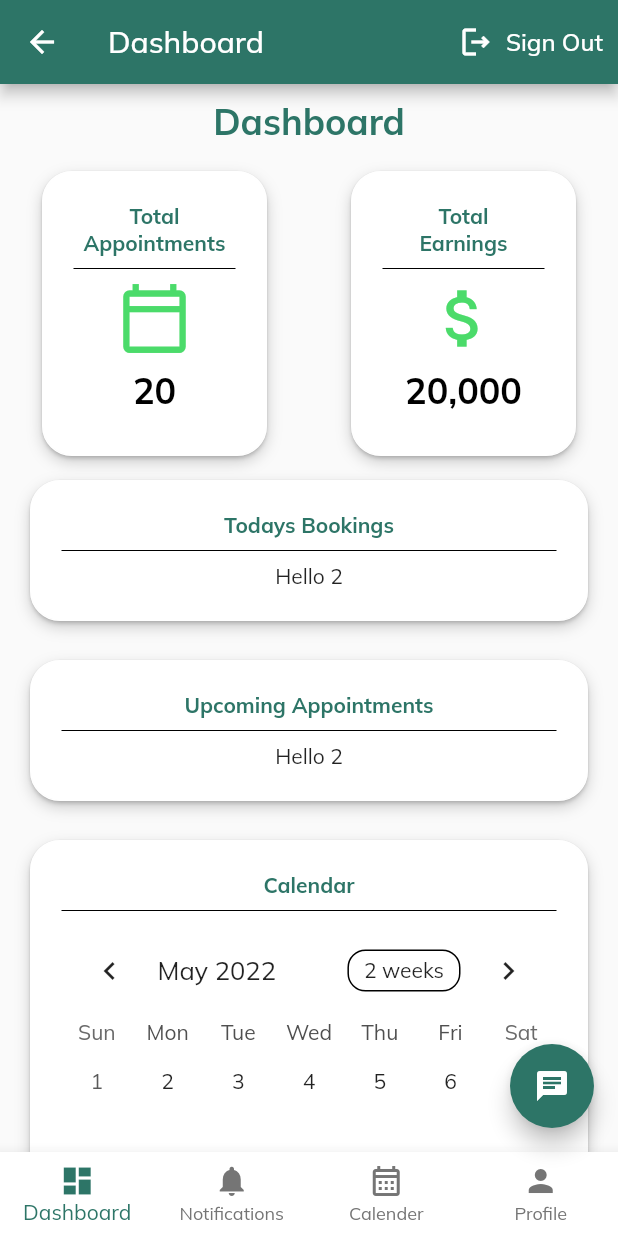
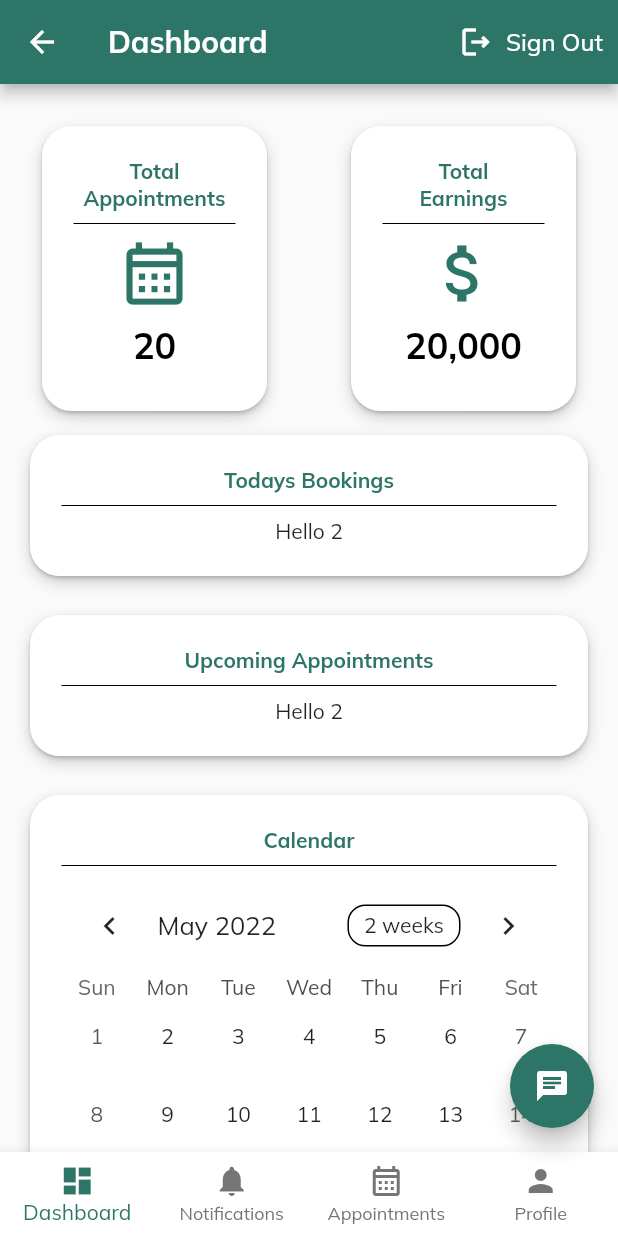
Before and after one commit to yousaf530/Helpex_App, a Flutter app: the AdvisorHome screen opened directly, on a phone screen of 412 x 824 dp. Run offline on Flutter 3.47's test engine with Material 2 defaults, Android fonts, the phone set to English and light mode, and no system bars; drawn by our look-alikes of table_calendar; our stand-ins replace cloud_firestore, date_field, email_validator, firebase_auth, firebase_core, firebase_storage and 6 more; missing offline and left inert: images_picker; accounts and stored records are empty.

Commit message:
Basic UI Changes

```diff
--- a/helpex/lib/main.dart
+++ b/helpex/lib/main.dart
@@ -1,6 +1,5 @@
 import 'package:firebase_core/firebase_core.dart';
 import 'package:flutter/material.dart';
-import 'package:helpex_app/authenticate/sign_in.dart';
 import 'package:helpex_app/screens/wrapper.dart';
 import 'package:helpex_app/services/auth.dart';
 import 'package:helpex_app/state/userModel.dart';
@@ -12,9 +11,10 @@ import 'models/user.dart';
 void main() async {
   WidgetsFlutterBinding.ensureInitialized();
   await Firebase.initializeApp();
-  runApp( MyApp());
+  runApp(MyApp());
 }
 
+// ignore: must_be_immutable
 class MyApp extends StatelessWidget {
   MyApp({Key? key}) : super(key: key);
 
@@ -32,6 +32,7 @@ class MyApp extends StatelessWidget {
         )
       ],
       child: MaterialApp(
+        debugShowCheckedModeBanner: false,
         theme: ThemeData(
           //primarySwatch: Colors.blue,
           fontFamily: 'mulish',
--- a/helpex/lib/screens/Advisor/dashboard.dart
+++ b/helpex/lib/screens/Advisor/dashboard.dart
@@ -1,3 +1,5 @@
+// ignore_for_file: prefer_const_constructors
+
 import 'package:flutter/material.dart';
 import 'package:helpex_app/models/user.dart';
 import 'package:helpex_app/widgets/cards.dart';
@@ -12,6 +14,16 @@ class AdvisorDashboard extends StatefulWidget {
 }
 
 class _AdvisorDashboardState extends State<AdvisorDashboard> {
+  Map<DateTime, List<dynamic>> _events = {};
+  List<dynamic> _selectedEvents = [];
+
+  @override
+  void initState() {
+    super.initState();
+    _events = {};
+    _selectedEvents = [];
+  }
+
   final MyUser currentUser = MyUser.getMyUser();
   @override
   Widget build(BuildContext context) {
@@ -24,15 +36,15 @@ class _AdvisorDashboardState extends State<AdvisorDashboard> {
               const SizedBox(
                 height: 10,
               ),
-              Text(
-                "Dashboard",
-                style: GoogleFonts.mulish(
-                  textStyle: const TextStyle(
-                      color: Color(0xff2D7567),
-                      fontSize: 24,
-                      fontWeight: FontWeight.bold),
-                ),
-              ),
+              // Text(
+              //   "Dashboard",
+              //   style: GoogleFonts.mulish(
+              //     textStyle: const TextStyle(
+              //         color: Color(0xff2D7567),
+              //         fontSize: 24,
+              //         fontWeight: FontWeight.bold),
+              //   ),
+              // ),
               const SizedBox(
                 height: 10,
               ),
@@ -61,8 +73,8 @@ class _AdvisorDashboardState extends State<AdvisorDashboard> {
                                   color: Colors.black,
                                 ),
                                 Icon(
-                                  Icons.calendar_today_outlined,
-                                  color: Color(0xff4BDB6A),
+                                  Icons.calendar_month_outlined,
+                                  color: Color(0xff2D7567),
                                   size: 50,
                                 ),
                                 Padding(
@@ -105,7 +117,7 @@ class _AdvisorDashboardState extends State<AdvisorDashboard> {
                                 ),
                                 Icon(
                                   Icons.attach_money,
-                                  color: Color(0xff4BDB6A),
+                                  color: Color(0xff2D7567),
                                   size: 50,
                                 ),
                                 Padding(
@@ -191,6 +203,28 @@ class _AdvisorDashboardState extends State<AdvisorDashboard> {
                         firstDay: DateTime.utc(2010, 10, 16),
                         lastDay: DateTime.utc(2030, 3, 14),
                         focusedDay: DateTime.now(),
+                        calendarBuilders: CalendarBuilders(
+                          selectedBuilder: (context, date, events) => Container(
+                              margin: const EdgeInsets.all(4.0),
+                              alignment: Alignment.center,
+                              decoration: BoxDecoration(
+                                  color: Theme.of(context).primaryColor,
+                                  borderRadius: BorderRadius.circular(10.0)),
+                              child: Text(
+                                date.day.toString(),
+                                style: TextStyle(color: Colors.white),
+                              )),
+                          todayBuilder: (context, date, events) => Container(
+                              margin: const EdgeInsets.all(4.0),
+                              alignment: Alignment.center,
+                              decoration: BoxDecoration(
+                                  color: Colors.orange,
+                                  borderRadius: BorderRadius.circular(10.0)),
+                              child: Text(
+                                date.day.toString(),
+                                style: TextStyle(color: Colors.white),
+                              )),
+                        ),
                       ),
                     ]),
               ),
--- a/helpex/lib/screens/Advisor/home.dart
+++ b/helpex/lib/screens/Advisor/home.dart
@@ -2,7 +2,6 @@
 
 import 'package:flutter/material.dart';
 import 'package:helpex_app/authenticate/sign_in.dart';
-import 'package:helpex_app/models/user.dart';
 import 'package:helpex_app/screens/Advisor/advisor_calender.dart';
 import 'package:helpex_app/screens/Advisor/advisor_chat.dart';
 import 'package:helpex_app/screens/Advisor/dashboard.dart';
@@ -39,7 +38,10 @@ class _AdvisorHomeState extends State<AdvisorHome> {
   Widget build(BuildContext context) {
     return Scaffold(
       appBar: AppBar(
-        title: Text(_title),
+        title: Text(
+          _title,
+          style: TextStyle(fontWeight: FontWeight.bold),
+        ),
         backgroundColor: Color(0xff2D7567),
         actions: <Widget>[
           Padding(
@@ -99,12 +101,12 @@ class _AdvisorHomeState extends State<AdvisorHome> {
                 _title = 'Notifications';
               }
               break;
-              case 2:
+            case 2:
               {
                 _title = 'Appointments';
               }
               break;
-              case 3:
+            case 3:
               {
                 _title = 'Profile';
               }
@@ -125,7 +127,7 @@ class _AdvisorHomeState extends State<AdvisorHome> {
           ),
           BottomNavigationBarItem(
             icon: Icon(Icons.calendar_month_outlined),
-            label: 'Calender',
+            label: 'Appointments',
             backgroundColor: Colors.white,
           ),
           BottomNavigationBarItem(
--- a/helpex/lib/screens/Advisor/notification.dart
+++ b/helpex/lib/screens/Advisor/notification.dart
@@ -1,3 +1,5 @@
+// ignore_for_file: prefer_const_constructors
+
 import 'package:flutter/material.dart';
 import 'package:google_fonts/google_fonts.dart';
 
@@ -21,7 +23,7 @@ class _NotificationsState extends State<Notifications> {
                 height: 10,
               ),
               Text(
-                "Appointments",
+                "Notifications",
                 style: GoogleFonts.mulish(
                   textStyle: TextStyle(
                       color: Color(0xff2D7567),
--- a/helpex/lib/screens/chat/WriteMessageService.dart
+++ b/helpex/lib/screens/chat/WriteMessageService.dart
@@ -38,8 +38,6 @@ class WriteMessageService {
         "name": name
       };
       await db.collection("messages").add(temp1);
-
-
 
       return "1";
     } on FirebaseException catch (e) {
--- a/helpex/pubspec.yaml
+++ b/helpex/pubspec.yaml
@@ -55,6 +55,8 @@ dependencies:
   intl: ^0.17.0
   shimmer: ^2.0.0
   photo_view: ^0.13.0
+  charts_flutter: ^0.12.0
+  fl_chart: ^0.50.6
 
 dev_dependencies:
   flutter_test:
```
Also changed, not shown: helpex/lib/screens/Advisee/advisee_dashboard.dart (+5 -3 lines), helpex/lib/screens/Advisee/all_chats.dart (+17 -14 lines), helpex/lib/screens/Advisor/advisor_chat.dart (+17 -13 lines), helpex/lib/screens/chat/adviseeChat.dart (+8 -4 lines), helpex/lib/screens/chat/advisorChat.dart (+11 -11 lines), helpex/lib/screens/chat/advisorChatHome.dart (+10 -7 lines), helpex/lib/screens/chat/alertChat.dart (+12 -12 lines), helpex/lib/authenticate/sign_in.dart (line endings or trailing spaces), helpex/pubspec.lock, 1 other file.
